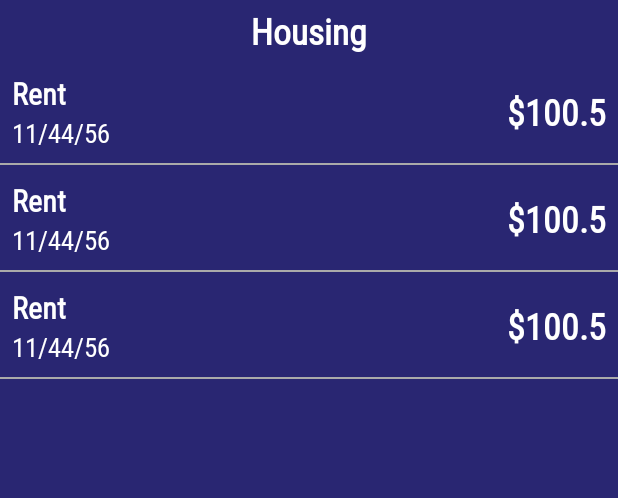
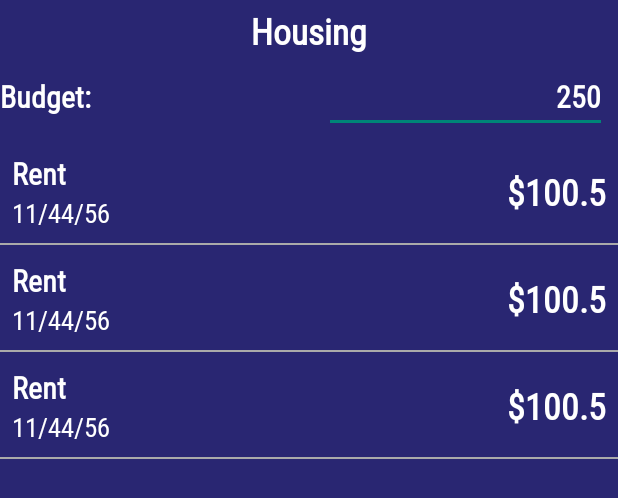
Before and after one commit to ifeadikanwa/Expen, an Android app: the layout activity_display_entries.xml on its own in the app's theme, with its tools: preview values and no code run, on a phone screen of 412 x 824 dp. Shown: the top 498 px of the screen. Run offline under Robolectric (Android 15) with nearby library versions, the phone set to English and light mode, and no system bars.

Commit message:
Income and expense now show correct values

```diff
--- a/app/src/main/java/com/example/expen/AddEntryActivity.java
+++ b/app/src/main/java/com/example/expen/AddEntryActivity.java
@@ -122,7 +122,7 @@ public class AddEntryActivity extends AppCompatActivity implements DatePickerDia
                                     if(document.exists()){
                                         //add entry to category
                                         firestoreRepository.addEntry(categoryName, description.getText().toString(),
-                                                Double.parseDouble(amount.getText().toString()), entryDate);
+                                                Double.parseDouble(amount.getText().toString()), entryDate, false, isExpense);
                                     }
                                     else{
                                         //create category and then add entry
--- a/app/src/main/java/com/example/expen/EntriesAdapter.java
+++ b/app/src/main/java/com/example/expen/EntriesAdapter.java
@@ -52,6 +52,7 @@ public class EntriesAdapter extends FirestoreRecyclerAdapter<Entry, EntriesAdapt
         holder.date.setText(simpleDateFormat.format(date));
 
 
+
     }
 
     @NonNull
--- a/app/src/main/java/com/example/expen/ExpenseFragment.java
+++ b/app/src/main/java/com/example/expen/ExpenseFragment.java
@@ -111,6 +111,7 @@ public class ExpenseFragment extends Fragment {
 
                 Intent intent = new Intent(getContext(), DisplayEntriesActivity.class);
                 intent.putExtra(MainActivity.CATEGORY, categories.getCategoryName());
+                intent.putExtra(MainActivity.BUDGET_VALUE, categories.getCategoryBudget());
                 startActivity(intent);
             }
 
--- a/app/src/main/java/com/example/expen/IncomeAdapter.java
+++ b/app/src/main/java/com/example/expen/IncomeAdapter.java
@@ -75,7 +75,7 @@ public class IncomeAdapter extends FirestoreRecyclerAdapter<Categories, IncomeAd
             holder.amount.setText("0");
         }
         else{
-            holder.amount.setText(model.getCategorySpent());
+            holder.amount.setText(model.getCategoryAmount());
         }
 
 
--- a/app/src/main/java/com/example/expen/MainActivity.java
+++ b/app/src/main/java/com/example/expen/MainActivity.java
@@ -16,6 +16,7 @@ import android.widget.Button;
 public class MainActivity extends AppCompatActivity {
     public static final String CATEGORY = "category";
     public static final String ENTRY_TYPE = "entryType";
+    public static final String BUDGET_VALUE = "budgetValue";
 
     Button expenseButton;
     Button incomeButton;
--- a/app/src/main/res/layout/activity_display_entries.xml
+++ b/app/src/main/res/layout/activity_display_entries.xml
@@ -19,6 +19,36 @@
         android:text="Housing"
         android:textColor="@color/white" />
 
+    <LinearLayout
+        android:id="@+id/budgetlinearlayout"
+        android:layout_width="match_parent"
+        android:layout_height="wrap_content"
+        android:orientation="horizontal"
+        android:layout_marginBottom="5dp">
+
+        <TextView
+            android:layout_width="wrap_content"
+            android:layout_height="wrap_content"
+            android:layout_weight="1"
+            android:text="Budget: "
+            android:textColor="@color/white"
+            android:textSize="20sp"
+            android:textStyle="bold"/>
+
+        <EditText
+            android:id="@+id/entries_budget"
+            android:layout_width="wrap_content"
+            android:layout_height="wrap_content"
+            android:layout_weight="1"
+            android:textColor="@color/white"
+            android:text="250"
+            android:inputType="numberDecimal"
+            android:layout_marginEnd="7dp"
+            android:gravity="end"
+            android:textSize="20sp"
+            android:textStyle="bold"/>
+    </LinearLayout>
+
     <androidx.recyclerview.widget.RecyclerView
         android:id="@+id/entries_recyclerview"
         android:layout_width="match_parent"
--- a/app/src/main/res/layout/activity_scan_barcode.xml
+++ b/app/src/main/res/layout/activity_scan_barcode.xml
@@ -4,7 +4,7 @@
     xmlns:tools="http://schemas.android.com/tools"
     android:layout_width="match_parent"
     android:layout_height="match_parent"
-    tools:context=".ScanBarcode">
+    tools:context=".ScanBarcodeActivity">
     <Button android:id="@+id/scan_button"
         android:layout_width="wrap_content"
         android:layout_height="wrap_content"
```
Also changed, not shown: app/src/main/java/com/example/expen/DisplayEntriesActivity.java (+59 -0 lines), app/src/main/java/com/example/expen/ExpenseAdapter.java (+48 -11 lines), app/src/main/java/com/example/expen/FirestoreRepository.java (+80 -3 lines), app/src/main/res/menu/display_entries_menu.xml (added, +9 -0 lines).
